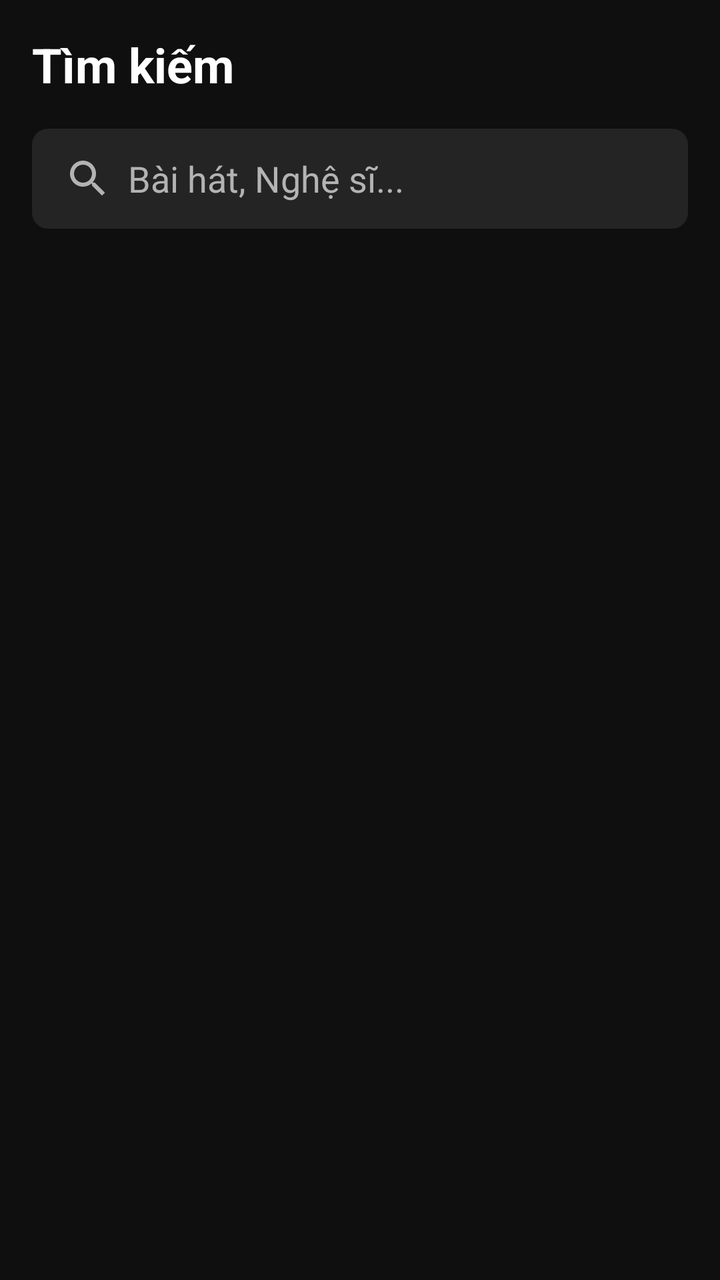
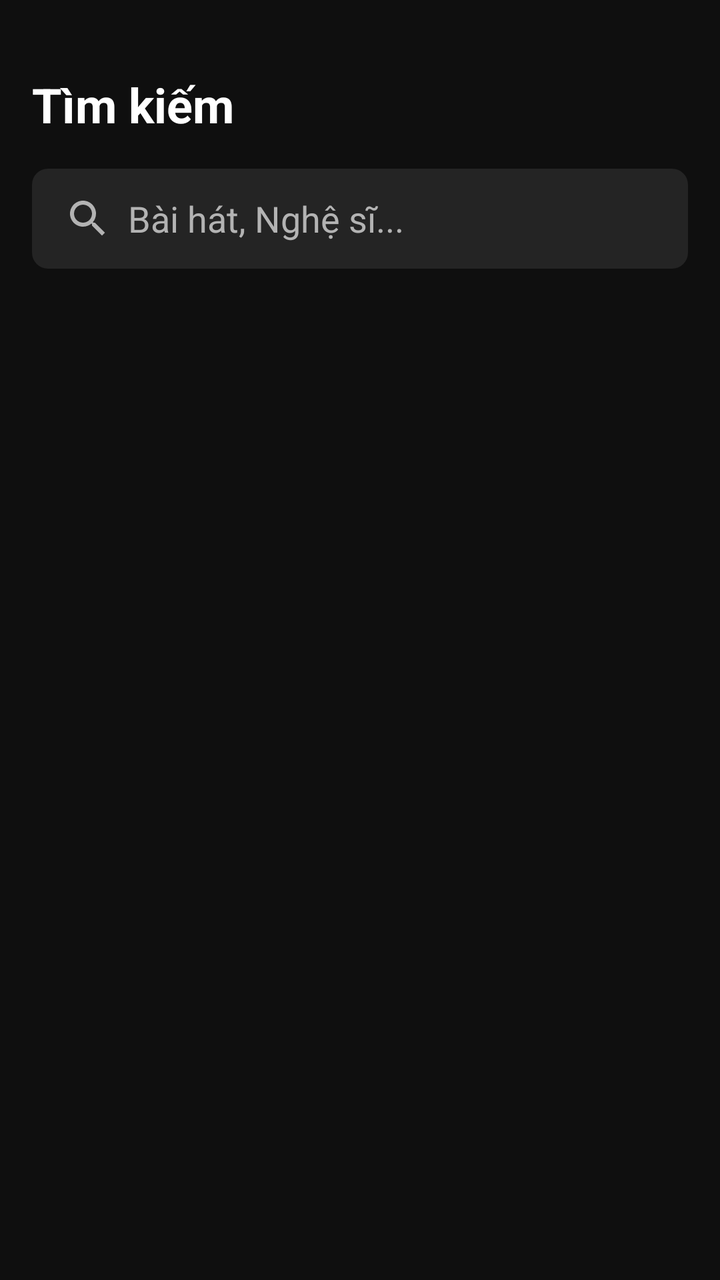

Screens rendered from an Android XML layout before and after an edit, with the pre-edit source and the edit as a unified diff.
<!-- AndroidManifest.xml: application theme Theme.MyApplication -->
<!-- res/layout/fragment_search.xml -->
<?xml version="1.0" encoding="utf-8"?>
<LinearLayout xmlns:android="http://schemas.android.com/apk/res/android"
    xmlns:app="http://schemas.android.com/apk/res-auto"
    android:layout_width="match_parent"
    android:layout_height="match_parent"
    android:orientation="vertical"
    android:padding="16dp"
    android:background="@color/bg_app">

    <TextView
        android:layout_width="match_parent"
        android:layout_height="wrap_content"
        android:text="Tìm kiếm"
        android:textColor="@color/white"
        android:textSize="24sp"
        android:textStyle="bold"
        android:layout_marginBottom="16dp"/>

    
    <LinearLayout
        android:layout_width="match_parent"
        android:layout_height="50dp"
        android:orientation="horizontal"
        android:background="@drawable/bg_search"
        android:gravity="center_vertical"
        android:paddingHorizontal="16dp">

        <ImageView
            android:layout_width="24dp"
            android:layout_height="24dp"
            android:src="@drawable/ic_search"
            app:tint="@color/text_secondary" />

        <EditText
            android:id="@+id/edtSearch"
            android:layout_width="0dp"
            android:layout_height="match_parent"
            android:layout_weight="1"
            android:layout_marginStart="8dp"
            android:background="@null"
            android:hint="Bài hát, Nghệ sĩ..."
            android:textColorHint="@color/text_secondary"
            android:textColor="@color/white"
            android:singleLine="true"
            android:imeOptions="actionSearch"/>
    </LinearLayout>

    <androidx.recyclerview.widget.RecyclerView
        android:id="@+id/rvSearchSongs"
        android:layout_width="match_parent"
        android:layout_height="match_parent"
        android:layout_marginTop="16dp" />

</LinearLayout>
<!-- resources referenced by this layout -->
<resources>
  <color name="bg_app">#0F0F0F</color>
  <color name="text_secondary">#B3B3B3</color>
  <color name="white">#FFFFFF</color>
  <!-- drawable bg_search (drawable) -->
  <?xml version="1.0" encoding="utf-8"?>
  <shape xmlns:android="http://schemas.android.com/apk/res/android">
      <solid android:color="@color/bg_surface" />
      <corners android:radius="8dp" />
  </shape>
  <!-- drawable ic_search (drawable) -->
  <vector xmlns:android="http://schemas.android.com/apk/res/android"
      android:width="24dp" android:height="24dp"
      android:viewportWidth="24" android:viewportHeight="24">
      <path android:fillColor="#FFFFFF" android:pathData="M15.5,14h-0.79l-0.28,-0.27C15.41,12.59 16,11.11 16,9.5 16,5.91 13.09,3 9.5,3S3,5.91 3,9.5 5.91,16 9.5,16c1.61,0 3.09,-0.59 4.23,-1.57l0.27,0.28v0.79l5,4.99L20.49,19l-4.99,-5zM9.5,14C7.01,14 5,11.99 5,9.5S7.01,5 9.5,5 14,7.01 14,9.5 11.99,14 9.5,14z"/>
  </vector>
  <style name="Theme.MyApplication" parent="Theme.MaterialComponents.DayNight.NoActionBar">
          
      </style>
  <color name="bg_surface">#242424</color>
</resources>

<!-- the commit's change to res/layout/fragment_search.xml (unified diff, before → after) -->
@@ -4,7 +4,9 @@
     android:layout_width="match_parent"
     android:layout_height="match_parent"
     android:orientation="vertical"
-    android:padding="16dp"
+    android:paddingHorizontal="16dp"
+    android:paddingTop="36dp"
+    android:paddingBottom="16dp"
     android:background="@color/bg_app">
 
     <TextView
